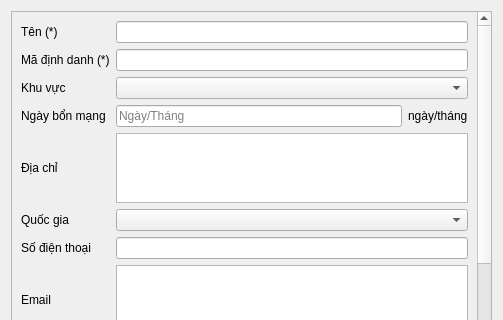
The window that app/view/dialog/dlgcommunity.ui (emtrai/hrm_monastery) describes before a commit, drawn with Qt 5; both pictures show x 0 to 503 and y 0 to 320 of the 503 by 521 pixel window.
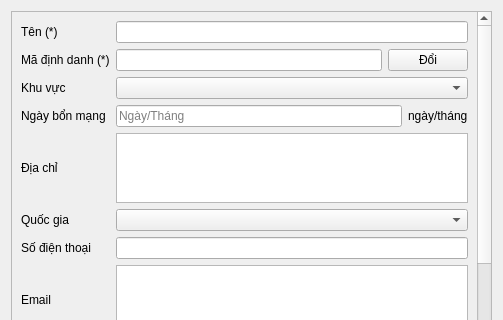
The same window after the commit. Icons and pictures are not drawn.

What changed in the file:
```diff
--- a/app/view/dialog/dlgcommunity.ui
+++ b/app/view/dialog/dlgcommunity.ui
@@ -23,9 +23,9 @@
       <property name="geometry">
        <rect>
         <x>0</x>
-        <y>-66</y>
+        <y>0</y>
         <width>462</width>
-        <height>1013</height>
+        <height>1025</height>
        </rect>
       </property>
       <layout class="QVBoxLayout" name="verticalLayout_2">
@@ -148,9 +148,6 @@
            </property>
           </widget>
          </item>
-         <item row="1" column="1">
-          <widget class="QLineEdit" name="txtCode"/>
-         </item>
          <item row="12" column="0">
           <widget class="QLabel" name="label_2">
            <property name="text">
@@ -277,6 +274,20 @@
            </item>
           </layout>
          </item>
+         <item row="1" column="1">
+          <layout class="QHBoxLayout" name="horizontalLayout_8">
+           <item>
+            <widget class="QLineEdit" name="txtCode"/>
+           </item>
+           <item>
+            <widget class="QPushButton" name="btnChangeNameId">
+             <property name="text">
+              <string>Đổi</string>
+             </property>
+            </widget>
+           </item>
+          </layout>
+         </item>
         </layout>
        </item>
        <item>
```
